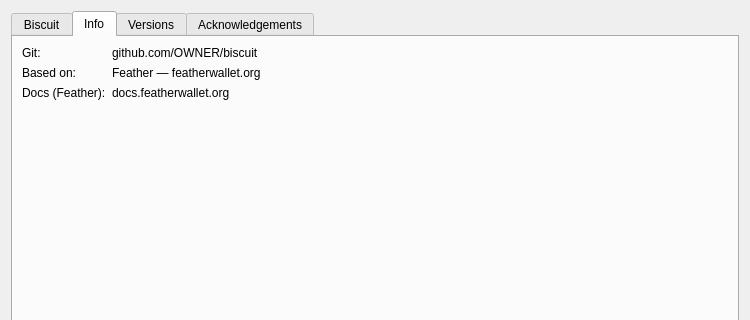
Old version of the form src/dialog/AboutDialog.ui in the repository BiscuitWallet/Biscuit; both pictures show x 0 to 750 and y 0 to 320 of the 750 by 623 pixel window.
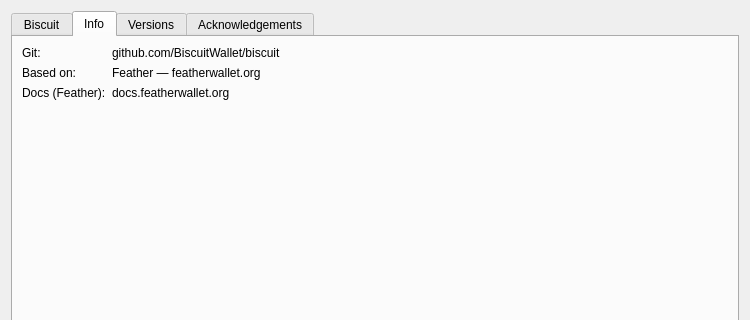
New version of the form. The open tabs and pages were chosen to show the change. Custom widgets are drawn as their Qt base class.

Commit message: Adresse du dépôt : github.com/BiscuitWallet/biscuit

```diff
--- a/src/dialog/AboutDialog.ui
+++ b/src/dialog/AboutDialog.ui
@@ -86,7 +86,7 @@
        <item row="0" column="1">
         <widget class="QLabel" name="label_8">
          <property name="text">
-          <string>github.com/OWNER/biscuit</string>
+          <string>github.com/BiscuitWallet/biscuit</string>
          </property>
          <property name="textInteractionFlags">
           <set>Qt::TextInteractionFlag::LinksAccessibleByMouse|Qt::TextInteractionFlag::TextSelectableByMouse</set>
```
The commit also changes 2 other files.
